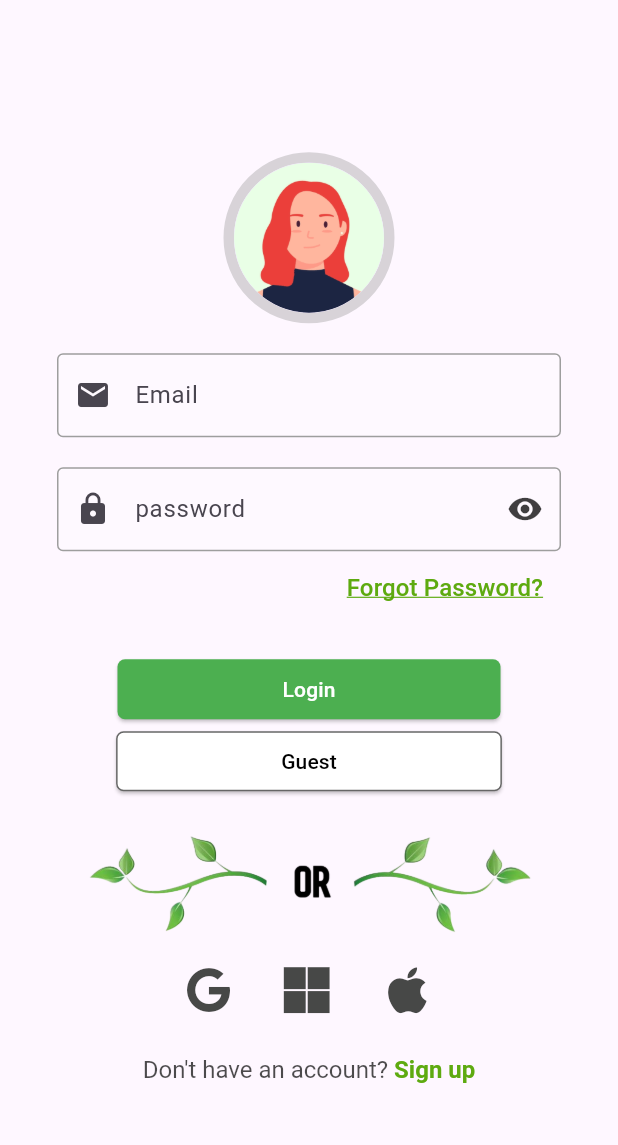
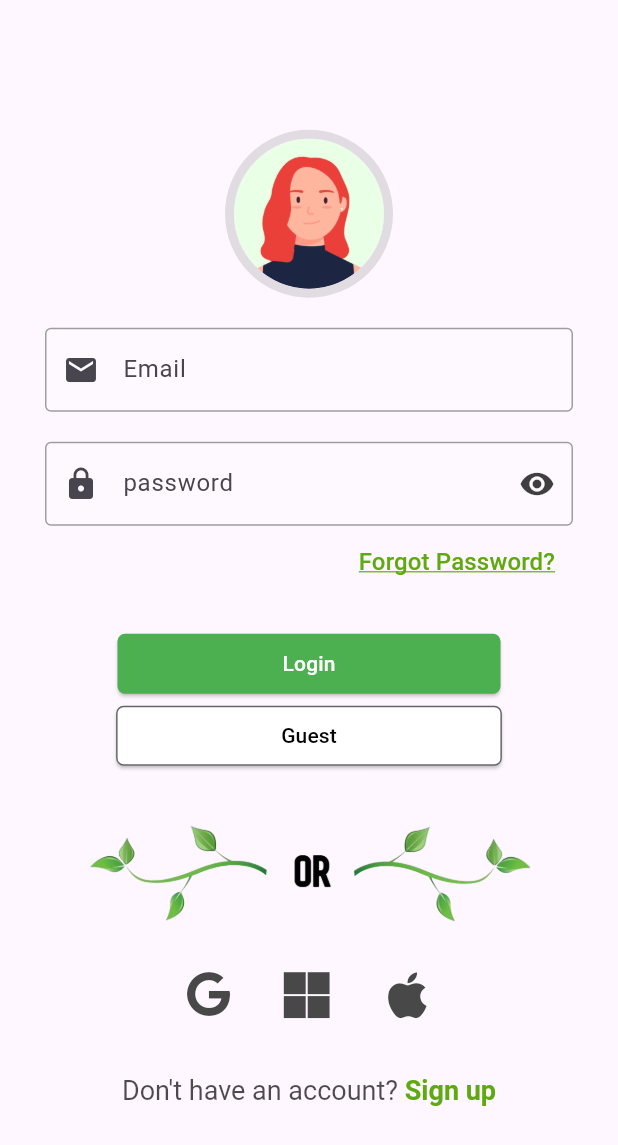
Before and after one commit to bugrahankaramollaoglu/greefin, a Flutter app: the LoginForm widget shown alone on an empty page, opened directly, on a phone screen of 412 x 824 dp. Shown: the top 1145 px of the screen. Run offline on Flutter 3.47's test engine with Material 3 defaults, Android fonts, the phone set to English and light mode, and no system bars; our stand-ins replace camera, crystal_navigation_bar, firebase_auth, firebase_core, flutter_onboarding_slider, flutter_riverpod and 8 more; missing offline and left inert: auth_button_kit, google_mlkit_barcode_scanning, google_mlkit_commons, google_mlkit_face_detection, google_mlkit_face_mesh_detection, google_mlkit_image_labeling and 4 more; accounts and stored records are empty.

Commit message:
ok. splash done. will now try login renderoverflow

```diff
--- a/lib/pages/login_register_forms/login_form.dart
+++ b/lib/pages/login_register_forms/login_form.dart
@@ -145,12 +145,13 @@ class _LoginFormState extends State<LoginForm> {
       },
     );
   }
+
   Widget passwordField(
-      String hintText,
-      TextEditingController p_controller,
-      IconData icon,
-      bool isPassword,
-      ) {
+    String hintText,
+    TextEditingController p_controller,
+    IconData icon,
+    bool isPassword,
+  ) {
     bool _obscureText = isPassword;
 
     return TextFormField(
@@ -332,7 +333,7 @@ class _LoginFormState extends State<LoginForm> {
       text: TextSpan(
         style: TextStyle(
           color: Colors.black87.withOpacity(0.7),
-          fontSize: 16,
+          fontSize: 18,
         ),
         children: <TextSpan>[
           TextSpan(
@@ -424,7 +425,7 @@ class _LoginFormState extends State<LoginForm> {
           padding: const EdgeInsets.all(8.0),
           child: IconButton(
             onPressed: _signInWithGoogle,
-            icon:  Icon(
+            icon: Icon(
               FontAwesomeIcons.google,
               color: MyColors().color8,
               size: 30,
@@ -435,7 +436,7 @@ class _LoginFormState extends State<LoginForm> {
           padding: const EdgeInsets.all(8.0),
           child: IconButton(
             onPressed: _signInWithGoogle,
-            icon:  Icon(
+            icon: Icon(
               FontAwesomeIcons.microsoft,
               color: MyColors().color8,
               size: 35,
@@ -446,7 +447,7 @@ class _LoginFormState extends State<LoginForm> {
           padding: const EdgeInsets.all(8.0),
           child: IconButton(
             onPressed: _signInWithGoogle,
-            icon:  Icon(
+            icon: Icon(
               FontAwesomeIcons.apple,
               color: MyColors().color8,
               size: 35,
@@ -468,7 +469,7 @@ class _LoginFormState extends State<LoginForm> {
   @override
   Widget build(BuildContext context) {
     return Padding(
-      padding: const EdgeInsets.all(38.0),
+      padding: const EdgeInsets.all(30.0),
       child: Column(
         mainAxisAlignment: MainAxisAlignment.center,
         crossAxisAlignment: CrossAxisAlignment.center,
@@ -478,8 +479,8 @@ class _LoginFormState extends State<LoginForm> {
               shape: BoxShape.circle,
               border: Border.all(
                 color: Colors.grey
-                    .withOpacity(0.4), // Choose your stroke color here
-                width: 7, // Adjust the width of the border
+                    .withOpacity(0.3), // Choose your stroke color here
+                width: 6, // Adjust the width of the border
               ),
             ),
             child: CircleAvatar(
@@ -496,10 +497,11 @@ class _LoginFormState extends State<LoginForm> {
           const SizedBox(height: 20),
           _loginButton(),
           _guestButton(),
-          const SizedBox(height: 20),
+          const SizedBox(height: 30),
           _divider(),
-          _oauthRow(), SizedBox(height: 10),
-
+          SizedBox(height: 10),
+          _oauthRow(),
+          SizedBox(height: 20),
           _registerText(),
         ],
       ),
```
Also changed, not shown: lib/pages/login_page.dart (+8 -4 lines), lib/pages/onboarding_pages.dart (+1 -13 lines).
